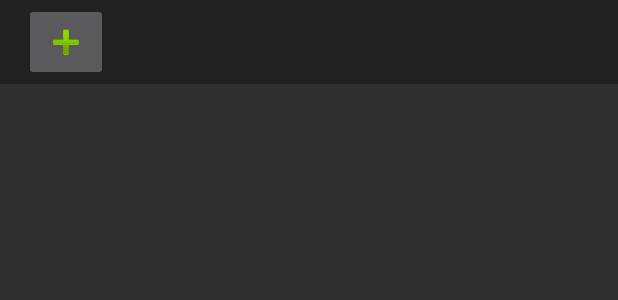
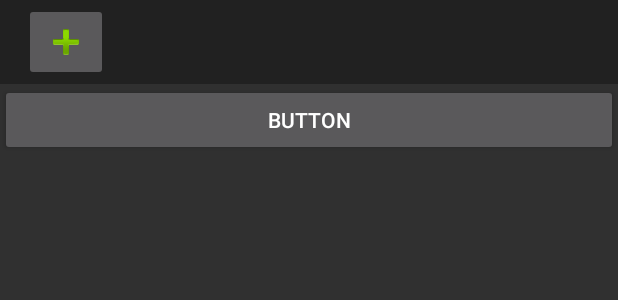
Before and after one commit to swetk/WakeUp, an Android app: the layout activity_main.xml on its own in the app's theme, with its tools: preview values and no code run, on a phone screen of 412 x 824 dp. Shown: the top 300 px of the screen. Run offline under Robolectric (Android 15) with nearby library versions, the phone set to English and light mode, and no system bars.

Commit message:
dodajanje gumba za opomnik beta version

```diff
--- a/app/src/main/res/layout/activity_main.xml
+++ b/app/src/main/res/layout/activity_main.xml
@@ -9,4 +9,31 @@
     <include
         android:id="@+id/tool_bar"
         layout="@layout/tool_bar"></include>
+
+
+    <ScrollView
+        android:layout_width="match_parent"
+        android:layout_height="match_parent"
+        android:layout_below="@+id/btn_add">
+
+        <LinearLayout
+            android:id="@+id/ll_buttons"
+            android:layout_width="match_parent"
+            android:layout_height="wrap_content"
+            android:orientation="vertical" />
+
+    </ScrollView>
+
+    <Button
+        android:text="Button"
+        android:layout_width="wrap_content"
+        android:layout_height="wrap_content"
+        android:layout_below="@+id/tool_bar"
+        android:id="@+id/btn_add"
+        android:layout_alignParentLeft="true"
+        android:layout_alignParentStart="true"
+        android:layout_alignParentRight="true"
+        android:layout_alignParentEnd="true" />
+
+
 </RelativeLayout>
--- a/app/src/main/res/layout/activity_uredi_destinacijo.xml
+++ b/app/src/main/res/layout/activity_uredi_destinacijo.xml
@@ -56,7 +56,7 @@
         android:layout_alignParentBottom="true"
         android:layout_alignParentRight="true"
         android:layout_alignParentEnd="true"
-        android:id="@+id/buttonKoncaj"
+        android:id="@+id/btn_add"
         tools:ignore="RelativeOverlap"
         android:onClick="koncajDestinacijo"/>
 
```
Also changed, not shown: app/src/main/java/com/sveval/wakeup/MainActivity.java (+23 -0 lines), app/src/main/java/com/sveval/wakeup/UrediDestinacijo.java (+22 -12 lines).
